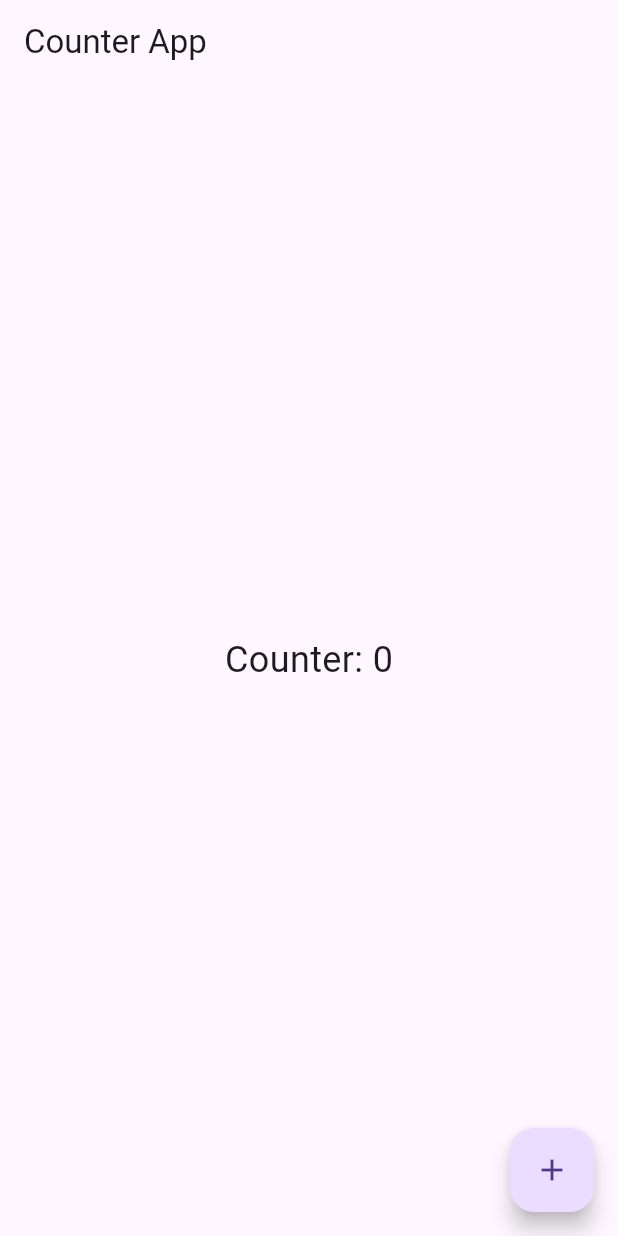
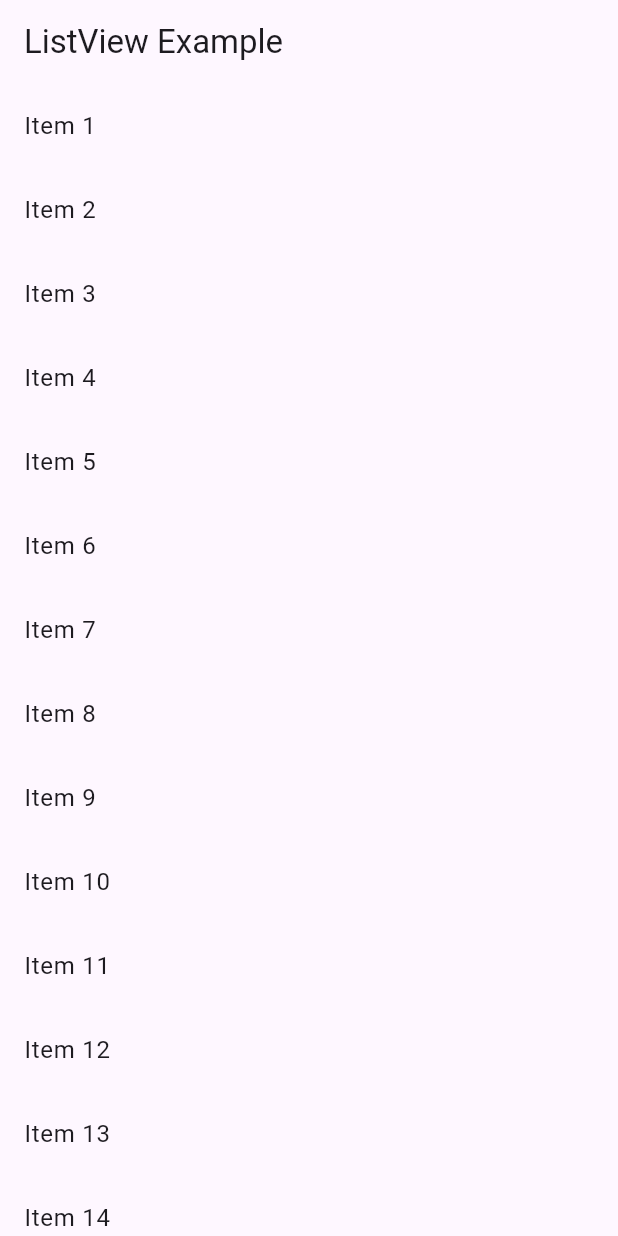
Before and after one commit to srijan-0/Mobile-Application, a Flutter app: the screen it shows after launch, on a phone screen of 412 x 824 dp. Run offline on Flutter 3.47's test engine with Material 3 defaults, Android fonts, the phone set to English and light mode, and no system bars.

Commit message:
Third commit

```diff
--- a/flutter_application_1/lib/main.dart
+++ b/flutter_application_1/lib/main.dart
@@ -14,35 +14,57 @@
 //   }
 // }
 
+// import 'package:flutter/material.dart';
+
+// void main() => runApp(MyApp());
+
+// class MyApp extends StatefulWidget {
+//   @override
+//   _MyAppState createState() => _MyAppState();
+// }
+
+// class _MyAppState extends State<MyApp> {
+//   int _counter = 0;
+
+//   void _incrementCounter() {
+//     setState(() {
+//       _counter++;
+//     });
+//   }
+
+//   @override
+//   Widget build(BuildContext context) {
+//     return MaterialApp(
+//       home: Scaffold(
+//         appBar: AppBar(title: Text('Counter App')),
+//         body: Center(
+//           child: Text('Counter: $_counter', style: TextStyle(fontSize: 24)),
+//         ),
+//         floatingActionButton: FloatingActionButton(
+//           onPressed: _incrementCounter,
+//           child: Icon(Icons.add),
+//         ),
+//       ),
+//     );
+//   }
+// }
+
 import 'package:flutter/material.dart';
 
 void main() => runApp(MyApp());
 
-class MyApp extends StatefulWidget {
-  @override
-  _MyAppState createState() => _MyAppState();
-}
-
-class _MyAppState extends State<MyApp> {
-  int _counter = 0;
-
-  void _incrementCounter() {
-    setState(() {
-      _counter++;
-    });
-  }
-
+class MyApp extends StatelessWidget {
   @override
   Widget build(BuildContext context) {
     return MaterialApp(
       home: Scaffold(
-        appBar: AppBar(title: Text('Counter App')),
-        body: Center(
-          child: Text('Counter: $_counter', style: TextStyle(fontSize: 24)),
-        ),
-        floatingActionButton: FloatingActionButton(
-          onPressed: _incrementCounter,
-          child: Icon(Icons.add),
+        appBar: AppBar(title: Text('ListView Example')),
+        body: ListView(
+          children: List.generate(20, (index) {
+            return ListTile(
+              title: Text('Item ${index + 1}'),
+            );
+          }),
         ),
       ),
     );
```
